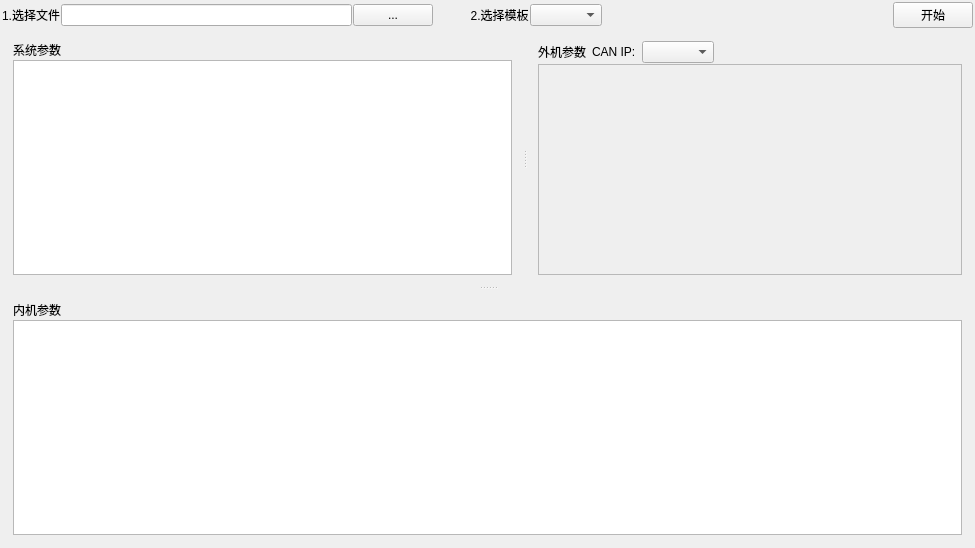
First picture: the form in MainWidget.ui, repository czyt1988/tmp_exchange, before the edit.
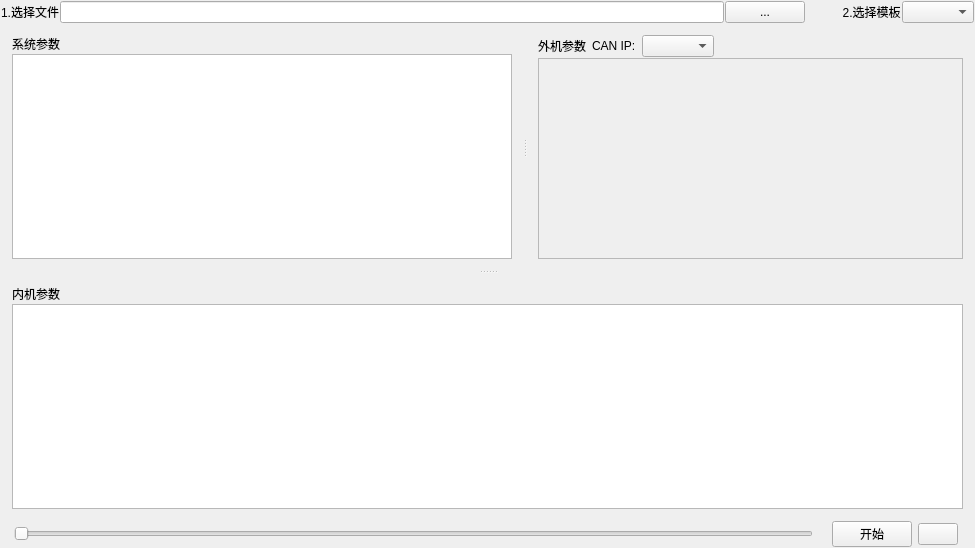
Second picture: the form after the edit.

Diff of the .ui file:
```diff
--- a/MainWidget.ui
+++ b/MainWidget.ui
@@ -15,19 +15,19 @@
   </property>
   <layout class="QVBoxLayout" name="verticalLayout_4">
    <property name="spacing">
-    <number>2</number>
+    <number>1</number>
    </property>
    <property name="leftMargin">
-    <number>2</number>
+    <number>1</number>
    </property>
    <property name="topMargin">
-    <number>2</number>
+    <number>1</number>
    </property>
    <property name="rightMargin">
-    <number>2</number>
+    <number>1</number>
    </property>
    <property name="bottomMargin">
-    <number>2</number>
+    <number>1</number>
    </property>
    <item>
     <layout class="QHBoxLayout" name="horizontalLayout">
@@ -61,26 +61,6 @@
      <item>
       <widget class="QComboBox" name="comboBoxTemplate"/>
      </item>
-     <item>
-      <spacer name="horizontalSpacer">
-       <property name="orientation">
-        <enum>Qt::Horizontal</enum>
-       </property>
-       <property name="sizeHint" stdset="0">
-        <size>
-         <width>40</width>
-         <height>20</height>
-        </size>
-       </property>
-      </spacer>
-     </item>
-     <item>
-      <widget class="QPushButton" name="pushButtonRun">
-       <property name="text">
-        <string>开始</string>
-       </property>
-      </widget>
-     </item>
     </layout>
    </item>
    <item>
@@ -162,8 +142,8 @@
             <rect>
              <x>0</x>
              <y>0</y>
-             <width>442</width>
-             <height>229</height>
+             <width>443</width>
+             <height>218</height>
             </rect>
            </property>
           </widget>
@@ -191,6 +171,52 @@
      </widget>
     </widget>
    </item>
+   <item>
+    <layout class="QHBoxLayout" name="horizontalLayout_3">
+     <item>
+      <widget class="QLabel" name="labelStartTime">
+       <property name="text">
+        <string/>
+       </property>
+      </widget>
+     </item>
+     <item>
+      <widget class="QSlider" name="horizontalSlider">
+       <property name="orientation">
+        <enum>Qt::Horizontal</enum>
+       </property>
+      </widget>
+     </item>
+     <item>
+      <widget class="QLabel" name="labelEndTime">
+       <property name="text">
+        <string/>
+       </property>
+      </widget>
+     </item>
+     <item>
+      <widget class="QPushButton" name="pushButtonRun">
+       <property name="text">
+        <string>开始</string>
+       </property>
+      </widget>
+     </item>
+     <item>
+      <widget class="QPushButton" name="pushButtonSpeed">
+       <property name="text">
+        <string/>
+       </property>
+      </widget>
+     </item>
+     <item>
+      <widget class="QLabel" name="labelspeed">
+       <property name="text">
+        <string>   </string>
+       </property>
+      </widget>
+     </item>
+    </layout>
+   </item>
   </layout>
  </widget>
  <layoutdefault spacing="6" margin="11"/>
```
